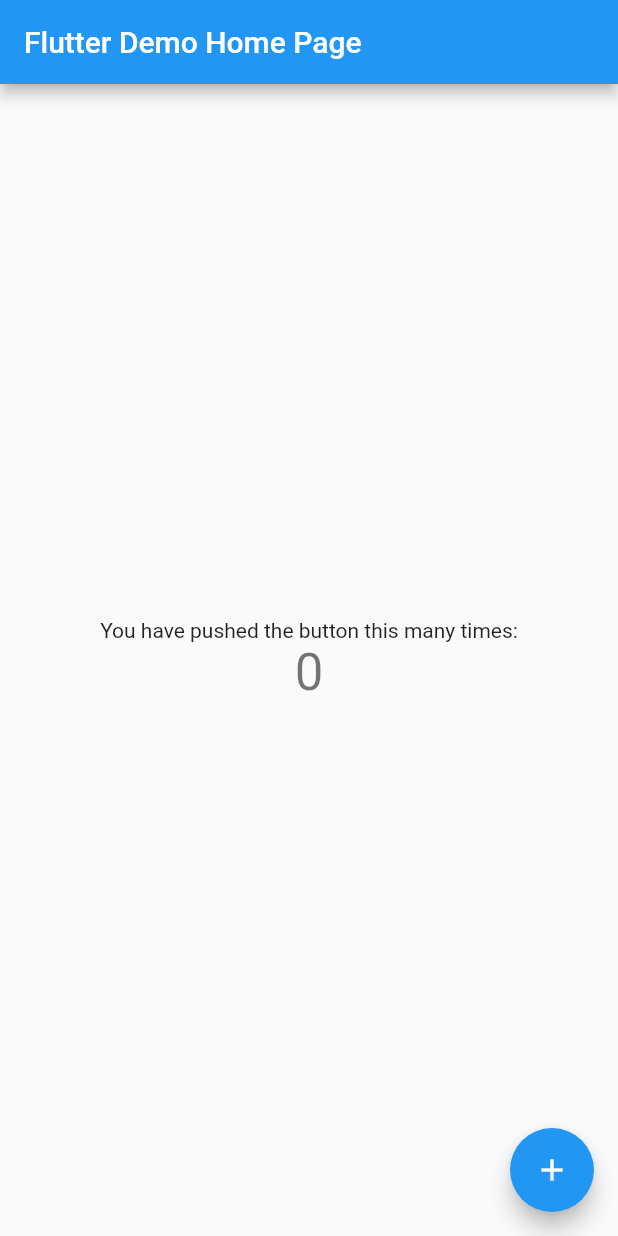
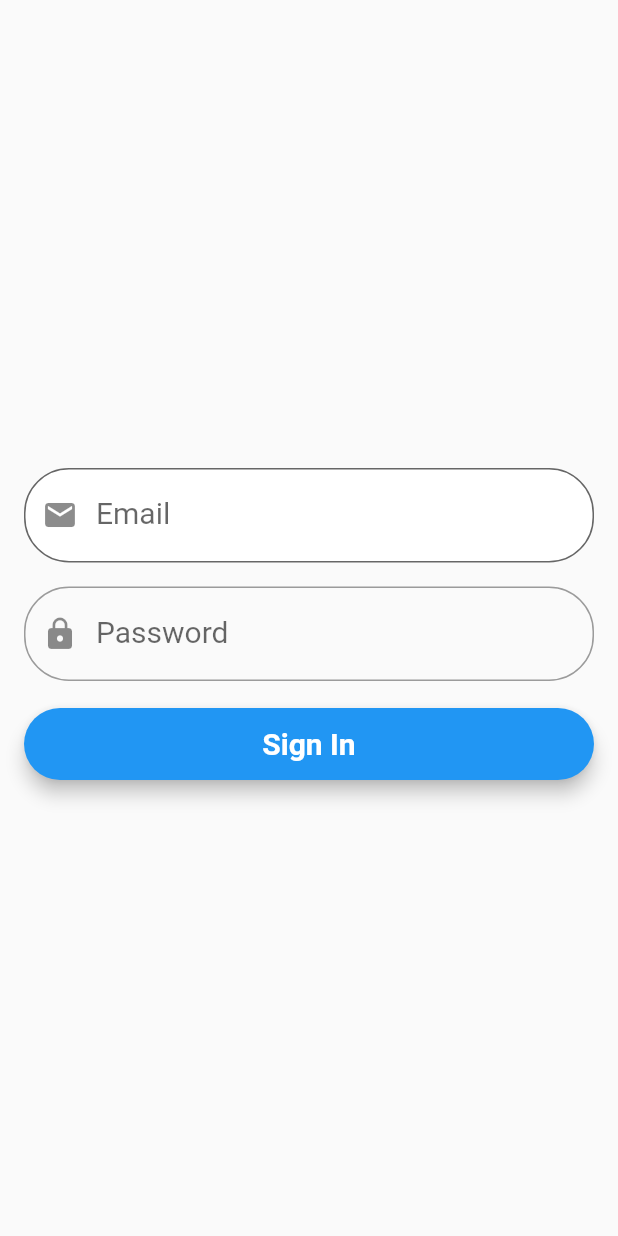
Before and after one commit to lohanidamodar/flutter_auth, a Flutter app: the screen it shows after launch, on a phone screen of 412 x 824 dp. Run offline on Flutter 3.47's test engine with Material 2 defaults, Android fonts, the phone set to English and light mode, and no system bars; our stand-ins replace firebase_auth; accounts and stored records are empty; Roboto replaces fonts that are missing (Montserrat).

Commit message:
initial setup

```diff
--- a/lib/main.dart
+++ b/lib/main.dart
@@ -1,111 +1,24 @@
+import 'package:flutter_auth/ui/pages/home.dart';
+import 'package:firebase_auth/firebase_auth.dart';
 import 'package:flutter/material.dart';
+import 'package:provider/provider.dart';
+
+import 'model/user_repository.dart';
 
 void main() => runApp(MyApp());
 
 class MyApp extends StatelessWidget {
-  // This widget is the root of your application.
   @override
   Widget build(BuildContext context) {
-    return MaterialApp(
-      title: 'Flutter Demo',
-      theme: ThemeData(
-        // This is the theme of your application.
-        //
-        // Try running your application with "flutter run". You'll see the
-        // application has a blue toolbar. Then, without quitting the app, try
-        // changing the primarySwatch below to Colors.green and then invoke
-        // "hot reload" (press "r" in the console where you ran "flutter run",
-        // or simply save your changes to "hot reload" in a Flutter IDE).
-        // Notice that the counter didn't reset back to zero; the application
-        // is not restarted.
-        primarySwatch: Colors.blue,
+    return ChangeNotifierProvider(
+      builder: (_) => UserRepository.instance(auth: FirebaseAuth.instance),
+          child: MaterialApp(
+        title: 'Flutter Demo',
+        theme: ThemeData(
+          primarySwatch: Colors.blue,
+        ),
+        home: AuthHomePage(),
       ),
-      home: MyHomePage(title: 'Flutter Demo Home Page'),
     );
   }
 }
-
-class MyHomePage extends StatefulWidget {
-  MyHomePage({Key key, this.title}) : super(key: key);
-
-  // This widget is the home page of your application. It is stateful, meaning
-  // that it has a State object (defined below) that contains fields that affect
-  // how it looks.
-
-  // This class is the configuration for the state. It holds the values (in this
-  // case the title) provided by the parent (in this case the App widget) and
-  // used by the build method of the State. Fields in a Widget subclass are
-  // always marked "final".
-
-  final String title;
-
-  @override
-  _MyHomePageState createState() => _MyHomePageState();
-}
-
-class _MyHomePageState extends State<MyHomePage> {
-  int _counter = 0;
-
-  void _incrementCounter() {
-    setState(() {
-      // This call to setState tells the Flutter framework that something has
-      // changed in this State, which causes it to rerun the build method below
-      // so that the display can reflect the updated values. If we changed
-      // _counter without calling setState(), then the build method would not be
-      // called again, and so nothing would appear to happen.
-      _counter++;
-    });
-  }
-
-  @override
-  Widget build(BuildContext context) {
-    // This method is rerun every time setState is called, for instance as done
-    // by the _incrementCounter method above.
-    //
-    // The Flutter framework has been optimized to make rerunning build methods
-    // fast, so that you can just rebuild anything that needs updating rather
-    // than having to individually change instances of widgets.
-    return Scaffold(
-      appBar: AppBar(
-        // Here we take the value from the MyHomePage object that was created by
-        // the App.build method, and use it to set our appbar title.
-        title: Text(widget.title),
-      ),
-      body: Center(
-        // Center is a layout widget. It takes a single child and positions it
-        // in the middle of the parent.
-        child: Column(
-          // Column is also a layout widget. It takes a list of children and
-          // arranges them vertically. By default, it sizes itself to fit its
-          // children horizontally, and tries to be as tall as its parent.
-          //
-          // Invoke "debug painting" (press "p" in the console, choose the
-          // "Toggle Debug Paint" action from the Flutter Inspector in Android
-          // Studio, or the "Toggle Debug Paint" command in Visual Studio Code)
-          // to see the wireframe for each widget.
-          //
-          // Column has various properties to control how it sizes itself and
-          // how it positions its children. Here we use mainAxisAlignment to
-          // center the children vertically; the main axis here is the vertical
-          // axis because Columns are vertical (the cross axis would be
-          // horizontal).
-          mainAxisAlignment: MainAxisAlignment.center,
-          children: <Widget>[
-            Text(
-              'You have pushed the button this many times:',
-            ),
-            Text(
-              '$_counter',
-              style: Theme.of(context).textTheme.display1,
-            ),
-          ],
-        ),
-      ),
-      floatingActionButton: FloatingActionButton(
-        onPressed: _incrementCounter,
-        tooltip: 'Increment',
-        child: Icon(Icons.add),
-      ), // This trailing comma makes auto-formatting nicer for build methods.
-    );
-  }
-}
--- /dev/null
+++ b/lib/model/user_repository.dart
@@ -0,0 +1,47 @@
+import 'package:flutter/widgets.dart';
+import 'package:firebase_auth/firebase_auth.dart';
+
+enum Status { Uninitialized, Authenticated, Authenticating, Unauthenticated }
+
+class UserRepository with ChangeNotifier {
+  final FirebaseAuth auth;
+  FirebaseUser _user;
+  Status _status = Status.Uninitialized;
+
+  UserRepository.instance({this.auth}) {
+    auth.onAuthStateChanged.listen(onAuthStateChanged);
+  }
+
+  Status get status => _status;
+  FirebaseUser get user => _user;
+
+  Future<bool> signIn(String email, String password) async {
+    try {
+      _status = Status.Authenticating;
+      notifyListeners();
+      await auth.signInWithEmailAndPassword(email: email, password: password);
+      return true;
+    } catch (e) {
+      _status = Status.Unauthenticated;
+      notifyListeners();
+      return false;
+    }
+  }
+
+  Future signOut() async {
+    auth.signOut();
+    _status = Status.Unauthenticated;
+    notifyListeners();
+    return Future.delayed(Duration.zero);
+  }
+
+  Future<void> onAuthStateChanged(FirebaseUser firebaseUser) async {
+    if (firebaseUser == null) {
+      _status = Status.Unauthenticated;
+    } else {
+      _user = firebaseUser;
+      _status = Status.Authenticated;
+    }
+    notifyListeners();
+  }
+}
--- /dev/null
+++ b/lib/ui/pages/home.dart
@@ -0,0 +1,25 @@
+import 'package:flutter/material.dart';
+import '../../model/user_repository.dart';
+import 'package:provider/provider.dart';
+import './splash.dart';
+import './login.dart';
+import './user_info.dart';
+
+class AuthHomePage extends StatelessWidget {
+  @override
+  Widget build(BuildContext context) {
+    return Consumer(
+      builder: (context, UserRepository user, _) {
+        switch (user.status) {
+          case Status.Uninitialized:
+            return Splash();
+          case Status.Unauthenticated:
+          case Status.Authenticating:
+            return LoginPage();
+          case Status.Authenticated:
+            return UserInfoPage(user: user.user);
+        }
+      },
+    );
+  }
+}
--- /dev/null
+++ b/lib/ui/pages/login.dart
@@ -0,0 +1,112 @@
+import 'package:flutter/material.dart';
+import 'package:provider/provider.dart';
+import '../../model/user_repository.dart';
+
+class LoginPage extends StatefulWidget {
+  @override
+  _LoginPageState createState() => _LoginPageState();
+}
+
+class _LoginPageState extends State<LoginPage> {
+  TextStyle style = TextStyle(fontFamily: 'Montserrat', fontSize: 20.0);
+  TextEditingController _email;
+  TextEditingController _password;
+  final _formKey = GlobalKey<FormState>();
+  final _key = GlobalKey<ScaffoldState>();
+
+  @override
+  void initState() {
+    super.initState();
+    _email = TextEditingController(text: "");
+    _password = TextEditingController(text: "");
+  }
+
+  @override
+  Widget build(BuildContext context) {
+    final user = Provider.of<UserRepository>(context);
+    return Scaffold(
+      key: _key,
+      body: Form(
+        key: _formKey,
+        child: Container(
+          alignment: Alignment.center,
+          child: ListView(
+            shrinkWrap: true,
+            children: <Widget>[
+              Padding(
+                padding:
+                    const EdgeInsets.symmetric(horizontal: 16.0, vertical: 8.0),
+                child: TextFormField(
+                  key: Key("email-field"),
+                  controller: _email,
+                  validator: (value) =>
+                      (value.isEmpty) ? "Please Enter Email" : null,
+                  style: style,
+                  decoration: InputDecoration(
+                      prefixIcon: Icon(Icons.email),
+                      labelText: "Email",
+                      filled: true,
+                      fillColor: Colors.white,
+                      border: OutlineInputBorder(
+                          borderRadius: BorderRadius.circular(30))),
+                ),
+              ),
+              Padding(
+                padding:
+                    const EdgeInsets.symmetric(horizontal: 16.0, vertical: 8.0),
+                child: TextFormField(
+                  key: Key("password-field"),
+                  controller: _password,
+                  obscureText: true,
+                  validator: (value) =>
+                      (value.isEmpty) ? "Please Enter Password" : null,
+                  style: style,
+                  decoration: InputDecoration(
+                      prefixIcon: Icon(Icons.lock),
+                      labelText: "Password",
+                      border: OutlineInputBorder(
+                          borderRadius: BorderRadius.circular(30))),
+                ),
+              ),
+              SizedBox(height: 10.0),
+              user.status == Status.Authenticating
+                  ? Center(child: CircularProgressIndicator())
+                  : Padding(
+                      padding: const EdgeInsets.symmetric(horizontal: 16.0),
+                      child: Material(
+                        elevation: 5.0,
+                        borderRadius: BorderRadius.circular(30.0),
+                        color: Theme.of(context).primaryColor,
+                        child: MaterialButton(
+                          onPressed: () async {
+                            if (_formKey.currentState.validate()) {
+                              if (!await user.signIn(
+                                  _email.text, _password.text))
+                                _key.currentState.showSnackBar(SnackBar(
+                                  content: Text("Something is wrong"),
+                                ));
+                            }
+                          },
+                          child: Text(
+                            "Sign In",
+                            style: style.copyWith(
+                                color: Colors.white,
+                                fontWeight: FontWeight.bold),
+                          ),
+                        ),
+                      ),
+                    ),
+            ],
+          ),
+        ),
+      ),
+    );
+  }
+
+  @override
+  void dispose() {
+    _email.dispose();
+    _password.dispose();
+    super.dispose();
+  }
+}
```
Also changed, not shown: lib/ui/pages/splash.dart (added, +12 -0 lines), lib/ui/pages/user_info.dart (added, +30 -0 lines), pubspec.yaml (+3 -57 lines), pubspec.lock, 4 other files.
